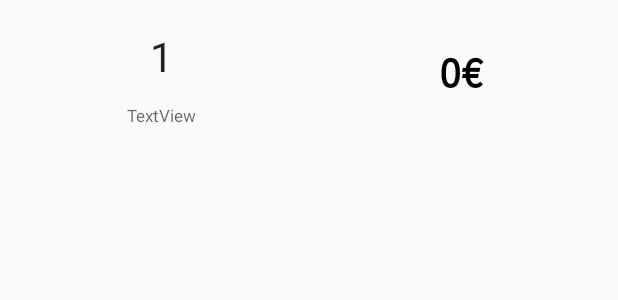
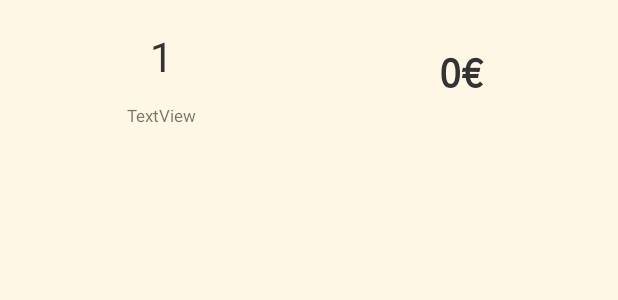
Before and after one commit to SergioCuevas/BakeryTPV-Android, an Android app: the layout llista_item.xml on its own in the app's theme, with its tools: preview values and no code run, on a phone screen of 412 x 824 dp. Shown: the top 300 px of the screen. Run offline under Robolectric (Android 15) with nearby library versions, the phone set to English and light mode, and no system bars.

Commit message:
commit currao estilo tickets

```diff
--- a/app/src/main/res/layout/llista_item.xml
+++ b/app/src/main/res/layout/llista_item.xml
@@ -32,7 +32,7 @@
             android:id="@+id/fecha"
             android:layout_weight="1"
             android:textSize="11sp"
-            android:textColor="?attr/colorControlNormal"
+            android:textColor="?android:attr/textColorTertiaryInverse"
             android:textAlignment="center"
             android:padding="5dp" />
 
@@ -46,7 +46,7 @@
         android:id="@+id/precio"
         android:textSize="27sp"
         android:textStyle="normal|bold"
-        android:textColor="?android:attr/colorForeground"
+        android:textColor="?android:attr/textColorPrimary"
         android:fontFamily="sans-serif-smallcaps"
         android:layout_gravity="center_vertical"
         android:layout_weight="7.98"
--- a/app/src/main/res/values-v21/styles.xml
+++ b/app/src/main/res/values-v21/styles.xml
@@ -17,4 +17,18 @@
                 <item name="android:colorButtonNormal">@color/primary_darker</item>
                 <item name="android:statusBarColor">@color/primary_darker</item>
         </style>
+
+        <style name="AppTheme" parent="Theme.AppCompat.NoActionBar">
+                <!-- Customize your theme here. -->
+                <item name="colorPrimary">@color/colorPrimary</item>
+                <item name="colorPrimaryDark">@color/colorPrimaryDark</item>
+                <item name="colorAccent">@color/colorAccent</item>
+                <item name="android:navigationBarColor">#62594B</item>
+                <item name="android:colorBackground">#FFF7E5</item>
+                <item name="android:statusBarColor">#62594B</item>
+                <item name="android:textColorPrimary">#333</item>
+                <item name="android:textColorPrimaryInverse">#333</item>
+                <item name="android:textColorSecondary">#333</item>
+                <item name="android:textColorSecondaryInverse">#333</item>
+        </style>
 </resources>
--- a/app/src/main/res/values/styles.xml
+++ b/app/src/main/res/values/styles.xml
@@ -1,11 +1,14 @@
 <resources>
 
     <!-- Base application theme. -->
-    <style name="AppTheme" parent="Theme.AppCompat.Light.DarkActionBar">
+    <style name="AppTheme" parent="Theme.AppCompat.NoActionBar">
         <!-- Customize your theme here. -->
         <item name="colorPrimary">@color/colorPrimary</item>
         <item name="colorPrimaryDark">@color/colorPrimaryDark</item>
         <item name="colorAccent">@color/colorAccent</item>
+        <item name="android:colorBackground">#FFF7E5</item>
+        <item name="android:textColorPrimary">#333</item>
+        <item name="android:textColorSecondary">#333</item>
     </style>
     <style name="AppTheme.Dark" parent="Theme.AppCompat.NoActionBar">
         <item name="colorPrimary">@color/primary</item>
```
